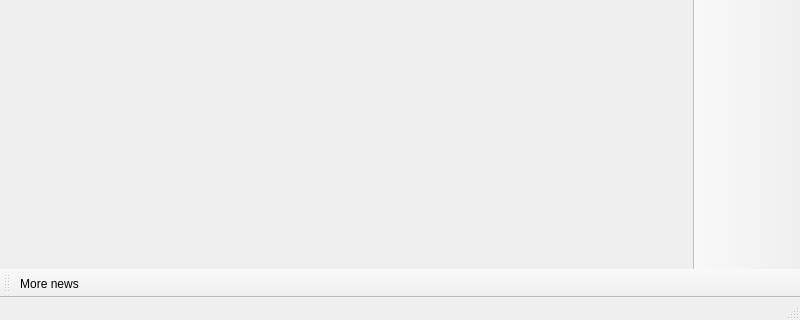
Before: the Qt Designer form launcher/ui/MainWindow.ui in unmojang/FjordLauncher, drawn with Qt 5; both pictures show x 0 to 800 and y 280 to 600 of the 800 by 600 pixel window.
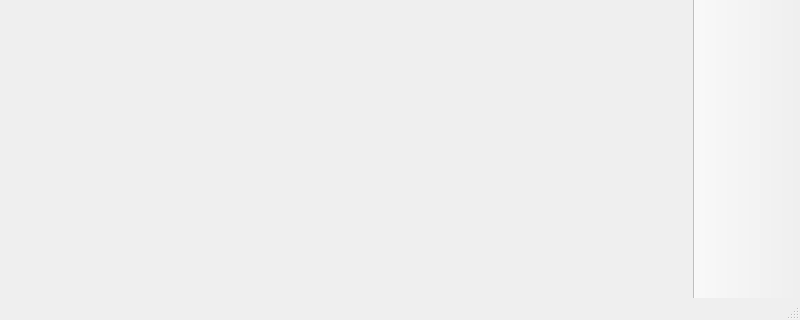
After: the same form once the commit is applied. Icons and pictures are not drawn. Custom widgets are drawn as their Qt base class.

Commit message: Remove news toolbar

Diff of the .ui file:
```diff
--- a/launcher/ui/MainWindow.ui
+++ b/launcher/ui/MainWindow.ui
@@ -59,33 +59,6 @@
    <addaction name="actionCAT"/>
    <addaction name="actionAccountsButton"/>
   </widget>
-  <widget class="QToolBar" name="newsToolBar">
-   <property name="windowTitle">
-    <string>News Toolbar</string>
-   </property>
-   <property name="allowedAreas">
-    <set>Qt::BottomToolBarArea|Qt::TopToolBarArea</set>
-   </property>
-   <property name="iconSize">
-    <size>
-     <width>16</width>
-     <height>16</height>
-    </size>
-   </property>
-   <property name="toolButtonStyle">
-    <enum>Qt::ToolButtonTextBesideIcon</enum>
-   </property>
-   <property name="floatable">
-    <bool>false</bool>
-   </property>
-   <attribute name="toolBarArea">
-    <enum>BottomToolBarArea</enum>
-   </attribute>
-   <attribute name="toolBarBreak">
-    <bool>false</bool>
-   </attribute>
-   <addaction name="actionMoreNews"/>
-  </widget>
   <widget class="WideBar" name="instanceToolBar">
    <property name="windowTitle">
     <string>Instance Toolbar</string>
```
The commit also changes 3 other files.
